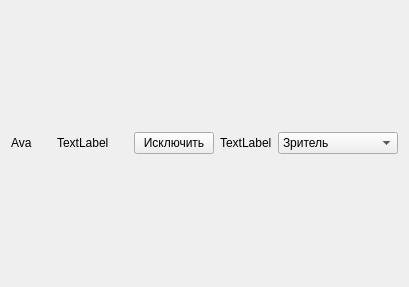
Korostast/chat-database-project, file ui/chatmemberwidget.ui: the form before one commit.
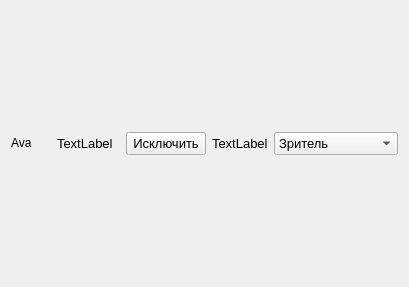
The form after the commit.

Commit message: Added style sheet. New fonts. New icons. Fixed bugs.

Patch:
```diff
--- a/ui/chatmemberwidget.ui
+++ b/ui/chatmemberwidget.ui
@@ -41,6 +41,11 @@
        <verstretch>0</verstretch>
       </sizepolicy>
      </property>
+     <property name="font">
+      <font>
+       <pointsize>10</pointsize>
+      </font>
+     </property>
      <property name="text">
       <string>TextLabel</string>
      </property>
@@ -61,6 +66,11 @@
    </item>
    <item>
     <widget class="QPushButton" name="chat_members_remove_button">
+     <property name="font">
+      <font>
+       <pointsize>10</pointsize>
+      </font>
+     </property>
      <property name="text">
       <string>Исключить</string>
      </property>
@@ -74,6 +84,11 @@
        <verstretch>0</verstretch>
       </sizepolicy>
      </property>
+     <property name="font">
+      <font>
+       <pointsize>10</pointsize>
+      </font>
+     </property>
      <property name="text">
       <string>TextLabel</string>
      </property>
@@ -81,6 +96,11 @@
    </item>
    <item alignment="Qt::AlignRight">
     <widget class="QComboBox" name="chat_members_roles_combobox">
+     <property name="font">
+      <font>
+       <pointsize>10</pointsize>
+      </font>
+     </property>
      <property name="editable">
       <bool>false</bool>
      </property>
```
The commit also changes 22 other files.
